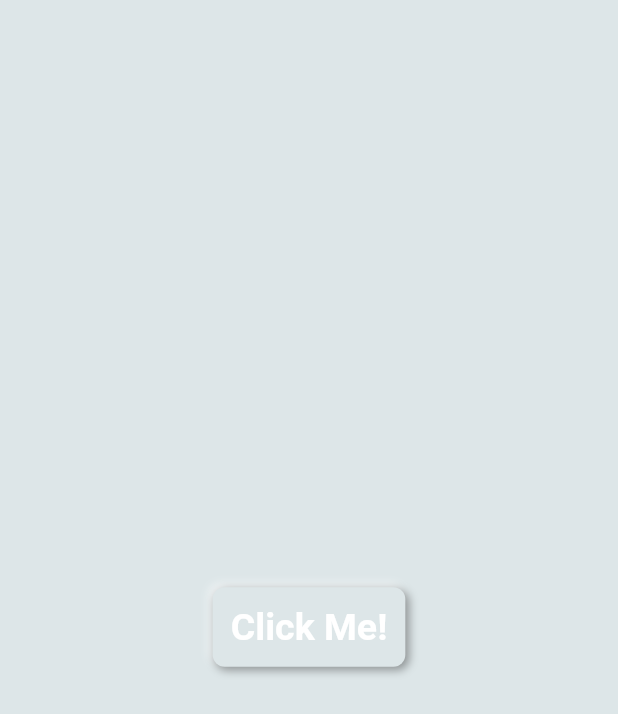
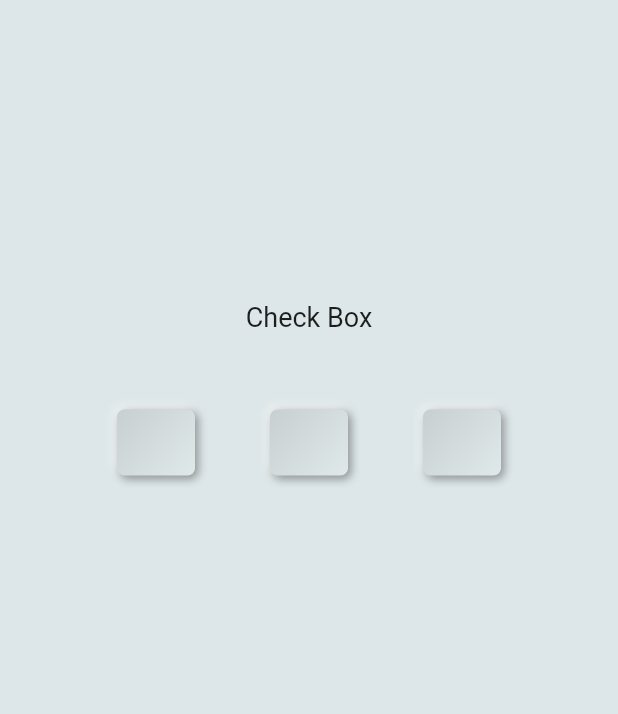
Before and after one commit to knsrmnm/flutter_neumorphism_ui_app, a Flutter app: the screen it shows after launch, on a phone screen of 412 x 824 dp. Shown: the top 714 px of the screen. Run offline on Flutter 3.47's test engine with Material 2 defaults, Android fonts, the phone set to English and light mode, and no system bars; drawn by our look-alikes of flutter_neumorphic.

Commit message:
Update login_screen.dart

```diff
--- a/lib/screen/login_screen.dart
+++ b/lib/screen/login_screen.dart
@@ -9,26 +9,57 @@ class LoginScreen extends StatefulWidget {
 }
 
 class _LoginScreenState extends State<LoginScreen> {
+  bool _check1 = false;
+  bool _check2 = false;
+  bool _check3 = false;
   @override
   Widget build(BuildContext context) {
     return Scaffold(
       backgroundColor: NeumorphicTheme.baseColor(context),
-      body: Center(
-        child: NeumorphicButton(
-            margin: EdgeInsets.only(top: 12),
-            onPressed: (){},
-            style: NeumorphicStyle(
-              shape: NeumorphicShape.flat,
-              boxShape:
-              NeumorphicBoxShape.roundRect(BorderRadius.circular(8)),
-              //border: NeumorphicBorder()
+      body: SafeArea(
+        child: Stack(
+          children: [
+            Align(
+              alignment: Alignment(0, -0.5),
+              child: Text('Check Box', style: TextStyle(fontSize: 18.0)),
             ),
-            padding: const EdgeInsets.all(12.0),
-            child: Text(
-              "Click Me!",
-              style: TextStyle(color: Colors.white, fontSize: 25.0, fontWeight: FontWeight.bold),
-            )),
-      ),
+            Align(
+              alignment: Alignment(0, -0.3),
+              child: Row(
+                mainAxisAlignment: MainAxisAlignment.center,
+                children: [
+                  NeumorphicCheckbox(
+                    value: _check1,
+                    onChanged: (value) {
+                      setState(() {
+                        _check1 = value;
+                      });
+                    },
+                  ),
+                  const SizedBox(width: 50.0),
+                  NeumorphicCheckbox(
+                    value: _check2,
+                    onChanged: (value) {
+                      setState(() {
+                        _check2 = value;
+                      });
+                    },
+                  ),
+                  const SizedBox(width: 50.0),
+                  NeumorphicCheckbox(
+                    value: _check3,
+                    onChanged: (value) {
+                      setState(() {
+                        _check3 = value;
+                      });
+                    },
+                  ),
+                ],
+              )
+            ),
+          ],
+        )
+      )
     );
   }
 }
```
